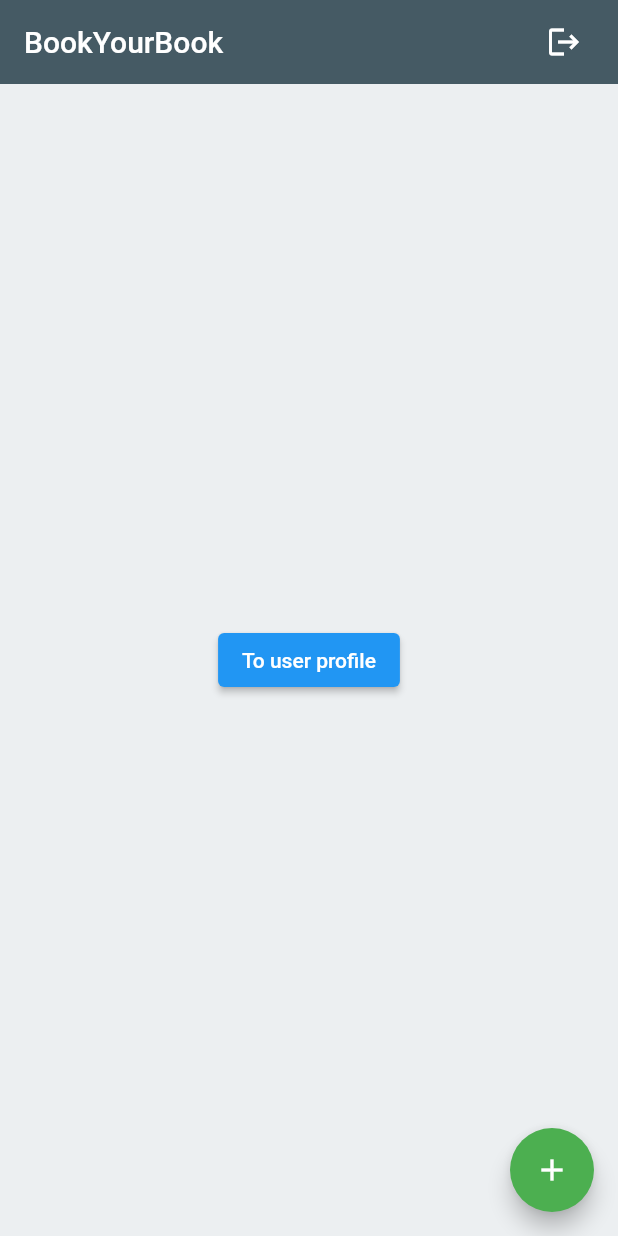
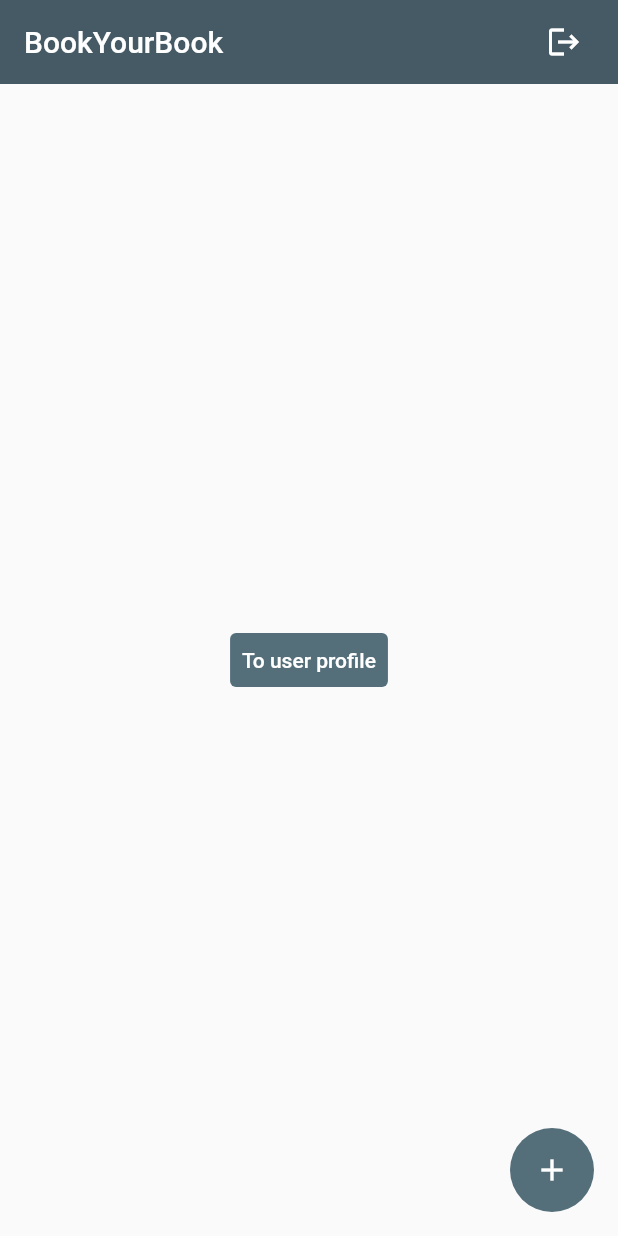
Before and after one commit to cvalore/DIMA-app, a Flutter app: the screen it shows once a user with an empty profile is signed in, on a phone screen of 412 x 824 dp. Run offline on Flutter 3.47's test engine with Material 2 defaults, Android fonts, the phone set to English and light mode, and no system bars; our stand-ins replace cloud_firestore, firebase_auth, firebase_core, flutter_spinkit, google_sign_in; accounts and stored records are empty.

Commit message:
add update function

```diff
--- a/Sources/flutter_firebase_auth/lib/screens/home/home.dart
+++ b/Sources/flutter_firebase_auth/lib/screens/home/home.dart
@@ -21,8 +21,10 @@ class _HomeState extends State<Home> {
   Widget build(BuildContext context) {
 
     CustomUser user = Provider.of<CustomUser>(context);
+    GlobalKey scaffoldKey = GlobalKey();
 
     return Scaffold(
+      key: scaffoldKey,
       backgroundColor: Colors.blueGrey[50],
       appBar: AppBar(
         backgroundColor: Colors.blueGrey[700],
@@ -38,20 +40,52 @@ class _HomeState extends State<Home> {
           ),
         ],
       ),
+      body: Builder(
+        builder: (BuildContext context) {
+          return Scaffold(
             body: Center(
-        child: ElevatedButton(
-          child: Text('To user profile'),
+              child: TextButton(
+                style: ButtonStyle(
+                  //backgroundColor: MaterialStateProperty.all<Color>(Colors.blueGrey[700]),
+                  backgroundColor: MaterialStateProperty.resolveWith<Color>(
+                          (Set<MaterialState> states) {
+                        if (states.contains(MaterialState.pressed)) {
+                          return Colors.blueGrey[400];
+                        }
+                        else {
+                          return Colors.blueGrey[600];
+                        }
+                      }),
+                ),
+                child: Text('To user profile', style: TextStyle(color: Colors.white),),
                 onPressed: () {
+                  if(user != null && !user.isAnonymous) {
                     Navigator.push(
                       context,
                       MaterialPageRoute(builder: (context) => Profile()),
                     );
+                  }
+                  else {
+                    final snackBar = SnackBar(
+                      duration: Duration(seconds: 1),
+                      content: Text(
+                          'You need to be logged in to add a book'
+                      ),
+                    );
+                    // Find the Scaffold in the widget tree and use
+                    // it to show a SnackBar.
+                    Scaffold.of(context).showSnackBar(snackBar);
+                  }
                 },
               ),
             ),
               floatingActionButton: FloatingActionButton(
+                elevation: 0.0,
+                backgroundColor: Colors.blueGrey[600],
+                focusColor: Colors.blueGrey[400],
+                hoverColor: Colors.blueGrey[400],
                 onPressed: () {
-          if (user != null) {
+                  if (user != null && !user.isAnonymous) {
                     AddBookParameters args = AddBookParameters(false,
                       bookIndex: -1,
                       editTitle: '',
@@ -61,14 +95,23 @@ class _HomeState extends State<Home> {
                       editGenre: '',
                     );
                     Navigator.pushNamed(context, '/addBook', arguments: args);
-          } else {
-            //TODO: display something saying that login is needed to insert content
-            //C: but we shouldn't check whether user is null or not, but
-            //whether user.isAnonymous or not, right?
+                  }
+                  else {
+                    final snackBar = SnackBar(
+                      duration: Duration(seconds: 1),
+                      content: Text(
+                          'You need to be logged in to add a book'
+                      ),
+                    );
+                    // Find the Scaffold in the widget tree and use
+                    // it to show a SnackBar.
+                    Scaffold.of(context).showSnackBar(snackBar);
                   }
                 },
                 child: Icon(Icons.add),
-        backgroundColor: Colors.green,
+              ),
+          );
+        },
       ),
     );
   }
--- a/Sources/flutter_firebase_auth/lib/screens/profile/profile.dart
+++ b/Sources/flutter_firebase_auth/lib/screens/profile/profile.dart
@@ -18,7 +18,9 @@ class Profile extends StatelessWidget {
       value: _db.userBooks,
       child: Scaffold(
         appBar: AppBar(
-          title: Text('Available books')
+          backgroundColor: Colors.blueGrey[700],
+          elevation: 0.0,
+          title: Text('Available books'),
         ),
         body: BookList(),
       ),
```
Also changed, not shown: Sources/flutter_firebase_auth/lib/screens/actions/addBook.dart (+14 -10 lines), Sources/flutter_firebase_auth/lib/services/database.dart (+19 -0 lines). Lines whose indentation alone changed are shown as unchanged.
